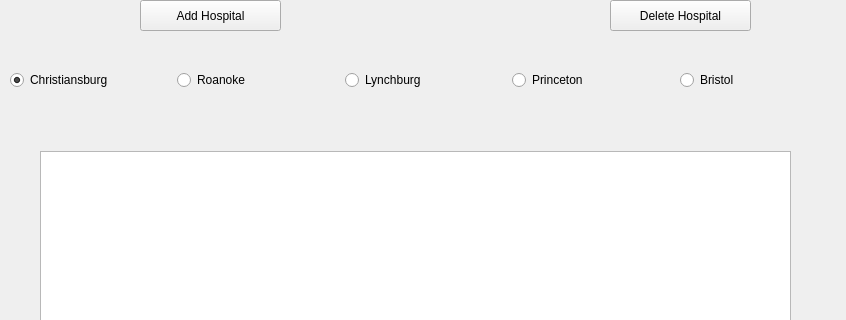
Qt form hospitalwindow.ui (braeden-muller/hospitalBeds) before a commit; both pictures show x 0 to 846 and y 0 to 320 of the 846 by 647 pixel window.
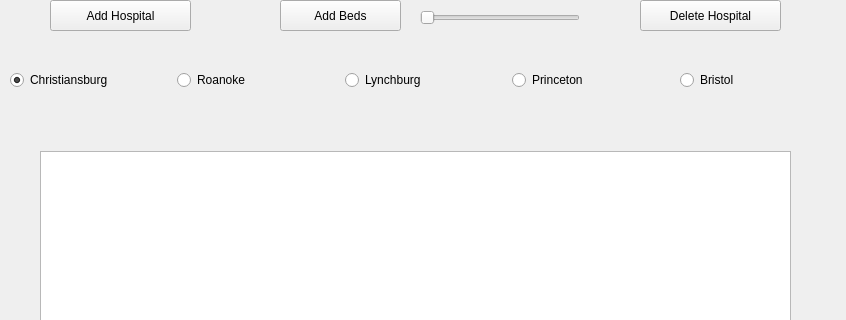
The same form after that commit. Custom widgets are drawn as their Qt base class.

Commit message: Provide hospital window with button and scroll bar for adding beds

Patch:
```diff
--- a/hospitalwindow.ui
+++ b/hospitalwindow.ui
@@ -17,7 +17,7 @@
    <widget class="QPushButton" name="addHospital">
     <property name="geometry">
      <rect>
-      <x>140</x>
+      <x>50</x>
       <y>0</y>
       <width>141</width>
       <height>31</height>
@@ -80,7 +80,7 @@
    <widget class="QPushButton" name="deleteHospitalButton">
     <property name="geometry">
      <rect>
-      <x>610</x>
+      <x>640</x>
       <y>0</y>
       <width>141</width>
       <height>31</height>
@@ -100,6 +100,41 @@
      </rect>
     </property>
    </widget>
+   <widget class="QPushButton" name="addBedsButton">
+    <property name="geometry">
+     <rect>
+      <x>280</x>
+      <y>0</y>
+      <width>121</width>
+      <height>31</height>
+     </rect>
+    </property>
+    <property name="text">
+     <string>Add Beds</string>
+    </property>
+   </widget>
+   <widget class="QSlider" name="bedSlider">
+    <property name="geometry">
+     <rect>
+      <x>420</x>
+      <y>10</y>
+      <width>160</width>
+      <height>16</height>
+     </rect>
+    </property>
+    <property name="minimum">
+     <number>1</number>
+    </property>
+    <property name="maximum">
+     <number>10</number>
+    </property>
+    <property name="pageStep">
+     <number>2</number>
+    </property>
+    <property name="orientation">
+     <enum>Qt::Horizontal</enum>
+    </property>
+   </widget>
   </widget>
   <widget class="QMenuBar" name="menubar">
    <property name="geometry">
```
The commit also changes 2 other files.
